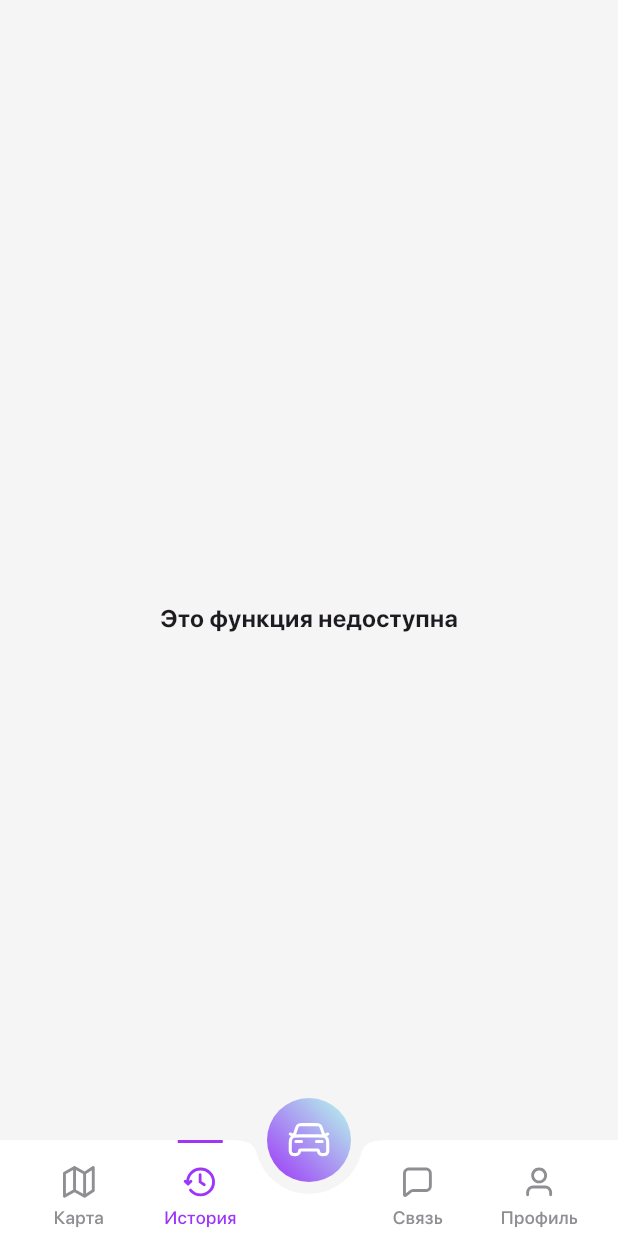
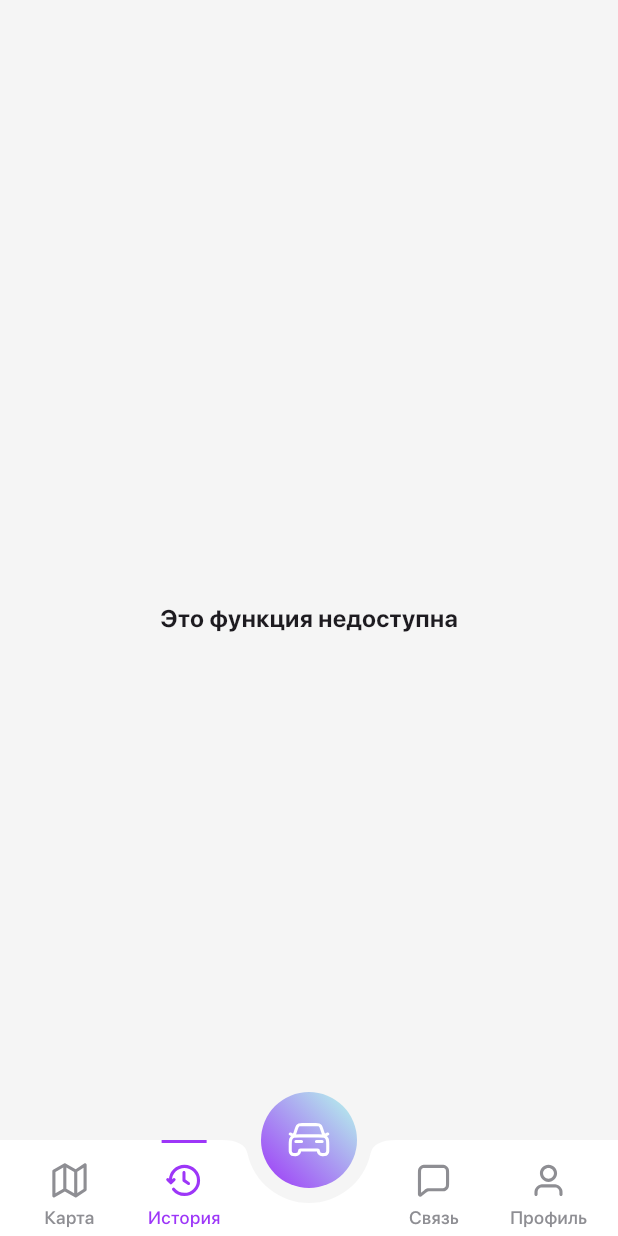
Before and after one commit to akbarshoh-pro/pittsburgh_international, a Flutter app: the screen it shows after launch, item 2 of the bottom bar chosen, on a phone screen of 412 x 824 dp. Run offline on Flutter 3.47's test engine with Material 3 defaults, Android fonts, the phone set to English and light mode, and no system bars; our stand-ins replace flutter_svg, google_maps_flutter, location, permission_handler.

Commit message:
add project

```diff
--- a/lib/core/widgets/navigation_bar/bottom_bar/simple_bottom_bar.dart
+++ b/lib/core/widgets/navigation_bar/bottom_bar/simple_bottom_bar.dart
@@ -26,20 +26,18 @@ class SimpleBottomBar extends StatelessWidget {
   Widget build(BuildContext context) {
     return BottomAppBar(
       shape: const CircularNotchedRectangle(),
-      notchMargin: 8,
+      notchMargin: 10,
       height: 64,
-      padding: const EdgeInsets.only(top: 0, left: 16, right: 16),
+      padding: const EdgeInsets.only(top: 0, left: 8, right: 8),
       elevation: 1000,
       color: AppColors.white,
       child: Row(
         mainAxisAlignment: MainAxisAlignment.spaceAround,
         children: [
           _buildBarItem(context, 0),
-          8.pw,
           _buildBarItem(context, 1),
-          72.pw,
+          90.pw,
           _buildBarItem(context, 2),
-          8.pw,
           _buildBarItem(context, 3),
         ],
       ),
--- a/lib/core/widgets/navigation_bar/item/simple_bottom_bar_item.dart
+++ b/lib/core/widgets/navigation_bar/item/simple_bottom_bar_item.dart
@@ -31,8 +31,8 @@ class SimpleBottomBarItem extends StatelessWidget {
           ),
         const Spacer(),
         SvgPicture.asset(
-          width: 24,
-          height: 24,
+          width: 26,
+          height: 26,
           icon,
           color: isSelected ? selectedColor : defColor,
         ),
--- a/lib/feature/bottom_navigation/page/bottom_navigation_screen.dart
+++ b/lib/feature/bottom_navigation/page/bottom_navigation_screen.dart
@@ -31,6 +31,8 @@ class _BottomNavigationScreenState extends State<BottomNavigationScreen> {
         ],
       ),
       floatingActionButton: Container(
+        width: 64,
+        height: 64,
         decoration: const BoxDecoration(
           shape: BoxShape.circle,
           gradient: LinearGradient(
```
